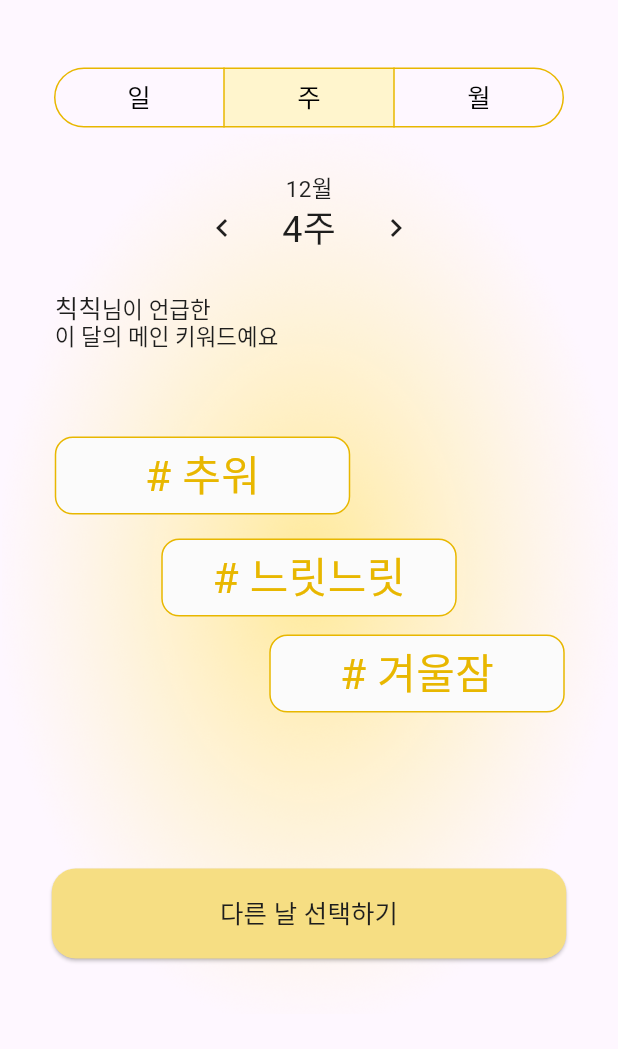
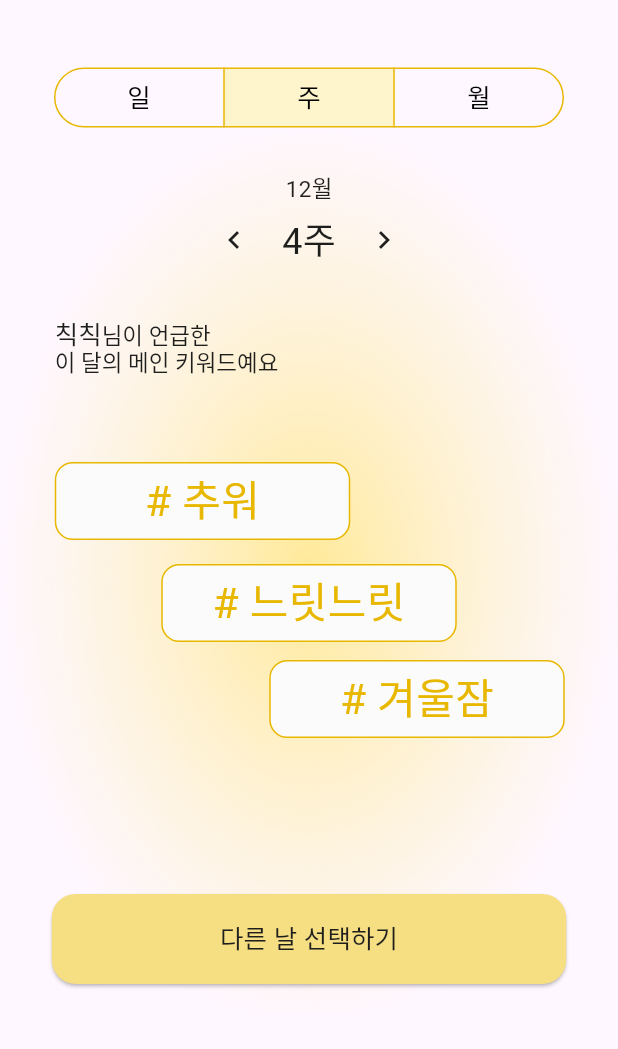
Before and after one commit to GwangjinJeong1/ddgood, a Flutter app: the WordCloudPage screen opened by its route, after a tap on an icon or button, on a phone screen of 412 x 824 dp, the part 84-1133 px from its top. Run offline on Flutter 3.47's test engine with Material 3 defaults, Android fonts, the phone set to English and light mode, and no system bars; our stand-ins replace dropdown_button2, lottie, table_calendar; Roboto replaces fonts that are missing (Pretendard-Bold, Pretendard-Medium, Pretendard-SemiBold).

Commit message:
edit wordcloud_page.dart

```diff
--- a/lib/drawer/wordcloud_pages.dart
+++ b/lib/drawer/wordcloud_pages.dart
@@ -7,8 +7,7 @@ import '../utils/text_theme.dart';
 import 'modalPage.dart';
 
 class MonthPage extends StatefulWidget {
-  const MonthPage(
-      {super.key, required this.today});
+  const MonthPage({super.key, required this.today});
 
   final DateTime today;
 
@@ -34,7 +33,7 @@ class _MonthPageState extends State<MonthPage> {
       child: Column(
         children: [
           Text(
-            '${_today.year}',
+            '${_today.year}년',
             style: bs15.copyWith(color: AppColor.text),
           ),
           Row(
@@ -119,21 +118,21 @@ class WeekPage extends StatelessWidget {
             '12월',
             style: bs15.copyWith(color: AppColor.text),
           ),
-          const SizedBox(height: 2),
+          const SizedBox(height: 10),
           Row(
             mainAxisAlignment: MainAxisAlignment.center,
             children: [
               const Icon(Icons.navigate_before, size: 24),
-              const SizedBox(width: 28),
+              const SizedBox(width: 20),
               Text(
                 '4주',
                 style: hb24.copyWith(color: AppColor.text),
               ),
-              const SizedBox(width: 28),
+              const SizedBox(width: 20),
               const Icon(Icons.navigate_next, size: 24),
             ],
           ),
-          const SizedBox(height: 29),
+          const SizedBox(height: 38),
           Row(
             mainAxisAlignment: MainAxisAlignment.start,
             children: [
@@ -215,7 +214,7 @@ class _DayPageState extends State<DayPage> {
       child: Column(
         children: [
           Text(
-            '${_today.month}',
+            '${_today.month}월',
             style: bs15.copyWith(color: AppColor.text),
           ),
           Row(
```
